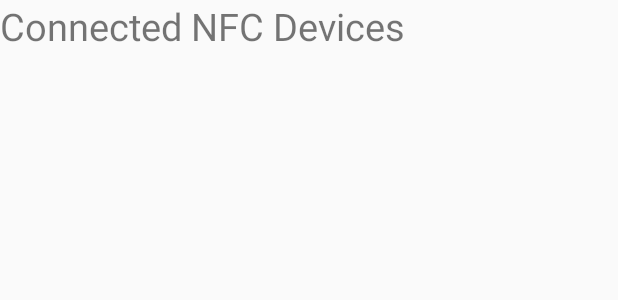
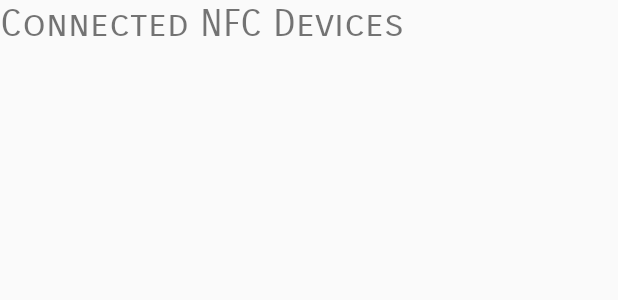
Before and after one commit to ZetaPhaseBeta/nfc-tester, an Android app: the layout connected_nfc_devices.xml on its own in the app's theme, with its tools: preview values and no code run, on a phone screen of 412 x 824 dp. Shown: the top 300 px of the screen. Run offline under Robolectric (Android 15) with nearby library versions, the phone set to English and light mode, and no system bars.

Commit message:
small changes to connected_nfc_devices.xml

```diff
--- a/nfctester/app/src/main/res/layout/connected_nfc_devices.xml
+++ b/nfctester/app/src/main/res/layout/connected_nfc_devices.xml
@@ -7,6 +7,7 @@
         android:id="@+id/connected_list_label"
         android:layout_width="match_parent"
         android:layout_height="wrap_content"
+        android:fontFamily="sans-serif-smallcaps"
         android:text="Connected NFC Devices"
         android:textSize="25sp" />
 
```
